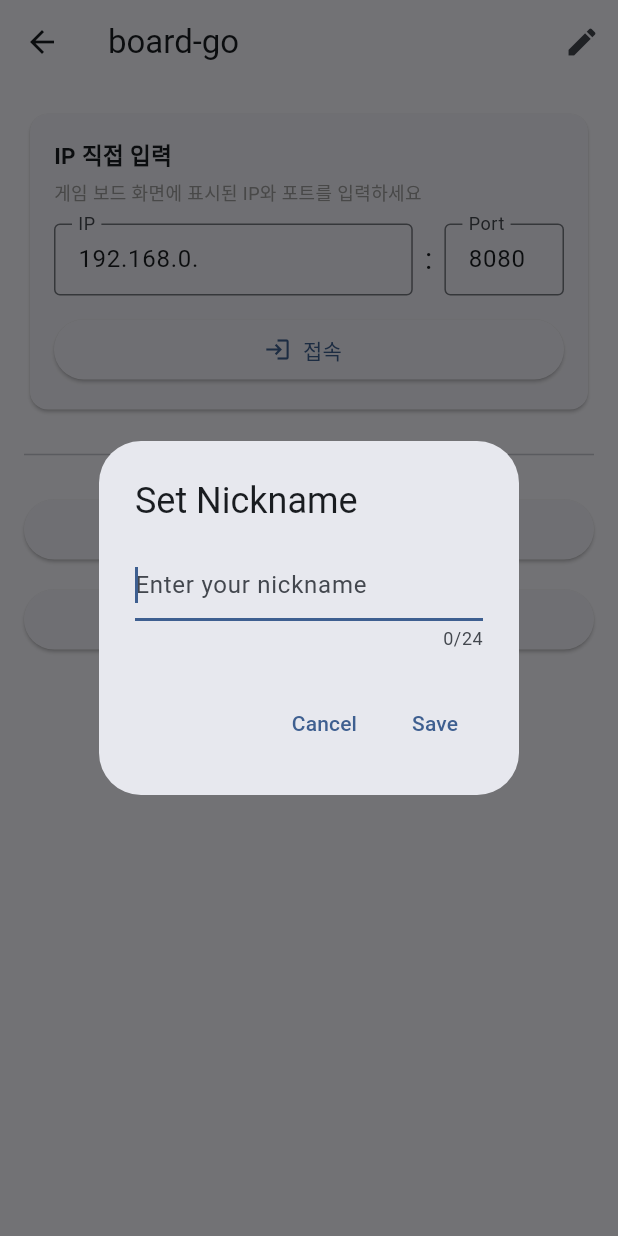
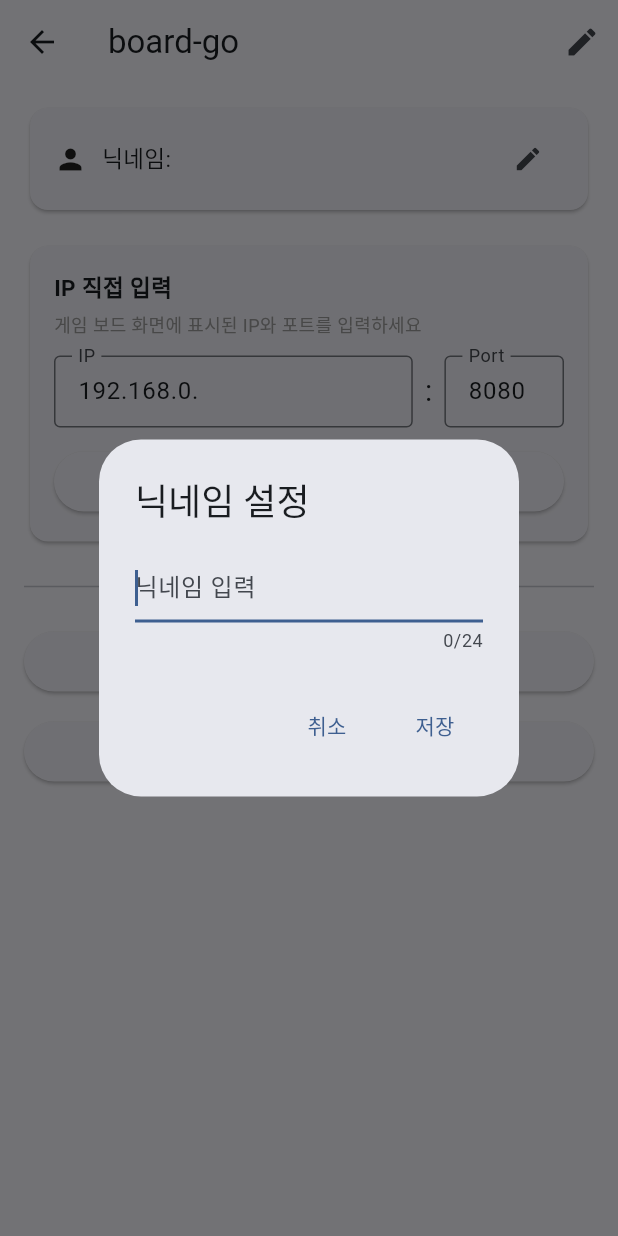
Before and after one commit to aaaicu/board-go, a Flutter app: the GameNodeScreen screen opened directly, after a tap on the "edit" icon, on a phone screen of 412 x 824 dp. Run offline on Flutter 3.47's test engine with Material 3 defaults, Android fonts, the phone set to English and light mode, and no system bars; our stand-ins replace qr_flutter, shared_preferences, shelf, shelf_web_socket, sqflite_common, sqflite_common_ffi and 2 more; missing offline and left inert: bonsoir, mobile_scanner, shelf_router; accounts and stored records are empty.

Commit message:
feat(gamenode, gameboard): 게임 중 화면 꺼짐 방지 및 인원수 제한 검증 강화
- wakelock_plus 추가: GameBoard는 항상 활성화, GameNode는 inGame 시에만 활성화
- GamePackRules에 minPlayers/maxPlayers 추가하여 서버/클라이언트 양쪽 인원 검증
- 게임 중 재접속 시 PLAYER_RECONNECTED 메시지 추가 및 자동스킵 배너 자동 해제
- 대기실 나가기 시 GameBoard에 즉시 반영 (_handleLeave 메서드에 _broadcastLobbyState 추가)
- Discovery 화면 상단에 닉네임 설정 카드 추가로 대기실 진입 전 닉네임 설정 가능
- 다이얼로그 한국어 메시지 개선

Co-Authored-By: Claude Sonnet 4.6 <noreply@anthropic.com>

```diff
--- a/lib/client/gameboard/gameboard_screen.dart
+++ b/lib/client/gameboard/gameboard_screen.dart
@@ -3,6 +3,7 @@ import 'dart:convert';
 import 'dart:io';
 
 import 'package:flutter/material.dart';
+import 'package:wakelock_plus/wakelock_plus.dart';
 
 import '../../server/mdns_registrar.dart';
 import '../../server/server_isolate.dart';
@@ -100,11 +101,13 @@ class _GameboardScreenState extends State<GameboardScreen> {
   @override
   void initState() {
     super.initState();
+    WakelockPlus.enable();
     _startServer();
   }
 
   @override
   void dispose() {
+    WakelockPlus.disable();
     _lobbySub?.cancel();
     _boardViewSub?.cancel();
     _handle?.stop();
--- a/lib/client/gamenode/gamenode_screen.dart
+++ b/lib/client/gamenode/gamenode_screen.dart
@@ -2,6 +2,7 @@ import 'dart:async';
 import 'dart:convert';
 
 import 'package:flutter/material.dart';
+import 'package:wakelock_plus/wakelock_plus.dart';
 
 import '../shared/ws_client.dart';
 import '../shared/player_identity.dart';
@@ -140,6 +141,7 @@ class _GameNodeScreenState extends State<GameNodeScreen> {
   @override
   void dispose() {
     _disposing = true;
+    WakelockPlus.disable();
     _connStateSub?.cancel();
     _client?.dispose();
     super.dispose();
@@ -157,17 +159,17 @@ class _GameNodeScreenState extends State<GameNodeScreen> {
     await showDialog<void>(
       context: context,
       builder: (context) => AlertDialog(
-        title: const Text('Set Nickname'),
+        title: const Text('닉네임 설정'),
         content: TextField(
           controller: controller,
-          decoration: const InputDecoration(hintText: 'Enter your nickname'),
+          decoration: const InputDecoration(hintText: '닉네임 입력'),
           autofocus: true,
           maxLength: 24,
         ),
         actions: [
           TextButton(
             onPressed: () => Navigator.of(context).pop(),
-            child: const Text('Cancel'),
+            child: const Text('취소'),
           ),
           TextButton(
             onPressed: () async {
@@ -185,7 +187,7 @@ class _GameNodeScreenState extends State<GameNodeScreen> {
               }
               if (context.mounted) Navigator.of(context).pop();
             },
-            child: const Text('Save'),
+            child: const Text('저장'),
           ),
         ],
       ),
@@ -317,15 +319,20 @@ class _GameNodeScreenState extends State<GameNodeScreen> {
         final update = StateUpdateMessage.fromEnvelope(msg);
         setState(() {
           _gameState = update.state;
-          // If we receive a game state update we've transitioned to inGame.
-          if (_phase == _NodePhase.lobby) _phase = _NodePhase.inGame;
+          if (_phase == _NodePhase.lobby) {
+            _phase = _NodePhase.inGame;
+            WakelockPlus.enable();
+          }
         });
 
       case WsMessageType.playerView:
         final pvm = PlayerViewMessage.fromEnvelope(msg);
         setState(() {
           _playerView = pvm.playerView;
-          if (_phase == _NodePhase.lobby) _phase = _NodePhase.inGame;
+          if (_phase == _NodePhase.lobby) {
+            _phase = _NodePhase.inGame;
+            WakelockPlus.enable();
+          }
           // Server has processed our action and replied — unblock the UI.
           _actionPending = false;
           // A new PLAYER_VIEW means a new turn has started; clear the warning.
@@ -339,6 +346,7 @@ class _GameNodeScreenState extends State<GameNodeScreen> {
       case WsMessageType.gameReset:
         // Game ended — the old token is no longer useful for this session.
         PlayerIdentity.clearReconnectToken();
+        WakelockPlus.disable();
         setState(() {
           _phase = _NodePhase.lobby;
           _playerView = null;
@@ -357,6 +365,30 @@ class _GameNodeScreenState extends State<GameNodeScreen> {
             ScaffoldMessenger.of(context).showSnackBar(
               SnackBar(content: Text('$nickname 연결 끊김')),
             );
+          }
+        });
+
+      case WsMessageType.playerReconnected:
+        final nickname =
+            msg.payload['nickname'] as String? ?? msg.payload['playerId'] as String? ?? '???';
+        final reconnectedId = msg.payload['playerId'] as String?;
+        // Clear auto-skip warning if it was for this player.
+        if (_autoSkipWarning != null &&
+            (_autoSkipWarning!['playerId'] == reconnectedId ||
+                reconnectedId == null)) {
+          setState(() => _autoSkipWarning = null);
+        }
+        WidgetsBinding.instance.addPostFrameCallback((_) {
+          if (mounted) {
+            ScaffoldMessenger.of(context)
+              ..hideCurrentSnackBar()
+              ..showSnackBar(
+                SnackBar(
+                  content: Text('$nickname 재접속됨'),
+                  backgroundColor: Colors.green.shade700,
+                  duration: const Duration(seconds: 2),
+                ),
+              );
           }
         });
 
@@ -602,7 +634,7 @@ class _GameNodeScreenState extends State<GameNodeScreen> {
         actions: [
           IconButton(
             icon: const Icon(Icons.edit),
-            tooltip: 'Edit Nickname',
+            tooltip: '닉네임 변경',
             onPressed: _showNicknameDialog,
           ),
           if (_phase != _NodePhase.discovery)
@@ -714,14 +746,49 @@ class _GameNodeScreenState extends State<GameNodeScreen> {
 
   Widget _buildDiscovery() {
     final savedUrl = _savedServerUrl;
-    if (savedUrl == null) {
-      return DiscoveryScreen(onServerSelected: _connectTo);
-    }
     return Column(
       children: [
-        _buildResumeCard(savedUrl),
+        _buildNicknameCard(),
+        if (savedUrl != null) _buildResumeCard(savedUrl),
         Expanded(child: DiscoveryScreen(onServerSelected: _connectTo)),
       ],
+    );
+  }
+
+  /// Compact card displaying the current nickname with an edit shortcut.
+  ///
+  /// Shown at the top of the discovery screen so players can confirm or
+  /// change their display name before joining a server.
+  Widget _buildNicknameCard() {
+    final nickname = _identity?.nickname ?? '...';
+    return Padding(
+      padding: const EdgeInsets.fromLTRB(16, 12, 16, 0),
+      child: Card(
+        elevation: 1,
+        child: Padding(
+          padding: const EdgeInsets.symmetric(horizontal: 16, vertical: 10),
+          child: Row(
+            children: [
+              const Icon(Icons.person, size: 22),
+              const SizedBox(width: 10),
+              Expanded(
+                child: Text(
+                  '닉네임: $nickname',
+                  style: const TextStyle(fontSize: 15),
+                  overflow: TextOverflow.ellipsis,
+                ),
+              ),
+              IconButton(
+                icon: const Icon(Icons.edit, size: 20),
+                tooltip: '닉네임 변경',
+                padding: EdgeInsets.zero,
+                constraints: const BoxConstraints(),
+                onPressed: _showNicknameDialog,
+              ),
+            ],
+          ),
+        ),
+      ),
     );
   }
 
--- a/lib/shared/game_pack/game_pack_rules.dart
+++ b/lib/shared/game_pack/game_pack_rules.dart
@@ -17,6 +17,12 @@ import 'views/player_view.dart';
 abstract class GamePackRules {
   /// Stable, unique identifier for this pack (e.g. 'simple_card_game').
   String get packId;
+
+  /// Minimum number of players required to start the game.
+  int get minPlayers;
+
+  /// Maximum number of players supported by the game.
+  int get maxPlayers;
 
   // ---------------------------------------------------------------------------
   // Lifecycle
--- a/lib/shared/game_pack/packs/simple_card_game_rules.dart
+++ b/lib/shared/game_pack/packs/simple_card_game_rules.dart
@@ -96,6 +96,12 @@ class SimpleCardGameRules implements GamePackRules {
 
   @override
   String get packId => _kPackId;
+
+  @override
+  int get minPlayers => 2;
+
+  @override
+  int get maxPlayers => 4;
 
   // ---------------------------------------------------------------------------
   // Lifecycle
--- a/lib/shared/messages/ws_message.dart
+++ b/lib/shared/messages/ws_message.dart
@@ -19,6 +19,7 @@ enum WsMessageType {
   gameReset,
   // Disconnect handling additions
   playerDisconnected,
+  playerReconnected,
   turnAutoSkipWarning,
   // Node-to-node messaging (Sprint 6)
   nodeMessage;
@@ -40,6 +41,7 @@ enum WsMessageType {
         WsMessageType.startGame => 'START_GAME',
         WsMessageType.gameReset => 'GAME_RESET',
         WsMessageType.playerDisconnected => 'PLAYER_DISCONNECTED',
+        WsMessageType.playerReconnected => 'PLAYER_RECONNECTED',
         WsMessageType.turnAutoSkipWarning => 'TURN_AUTO_SKIP_WARNING',
         WsMessageType.nodeMessage => 'NODE_MESSAGE',
       };
@@ -61,6 +63,7 @@ enum WsMessageType {
         'START_GAME' => WsMessageType.startGame,
         'GAME_RESET' => WsMessageType.gameReset,
         'PLAYER_DISCONNECTED' => WsMessageType.playerDisconnected,
+        'PLAYER_RECONNECTED' => WsMessageType.playerReconnected,
         'TURN_AUTO_SKIP_WARNING' => WsMessageType.turnAutoSkipWarning,
         'NODE_MESSAGE' => WsMessageType.nodeMessage,
         _ => throw FormatException('Unknown WsMessageType: $value'),
--- a/pubspec.yaml
+++ b/pubspec.yaml
@@ -32,6 +32,7 @@ dependencies:
   shared_preferences: ^2.3.0
   uuid: ^4.0.0
   sqflite_common_ffi: ^2.4.0+2
+  wakelock_plus: ^1.5.1
 
 dev_dependencies:
   flutter_test:
```
Also changed, not shown: lib/client/gameboard/lobby_screen.dart (+20 -2 lines), lib/server/game_server.dart (+46 -2 lines), pubspec.lock, 5 other files.
